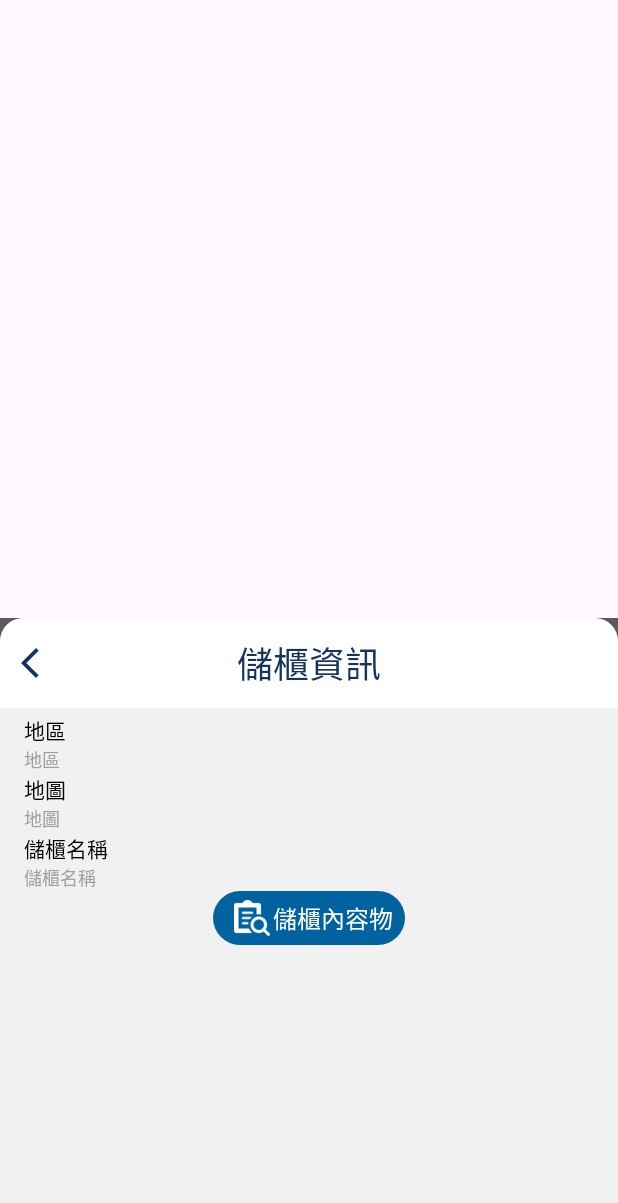
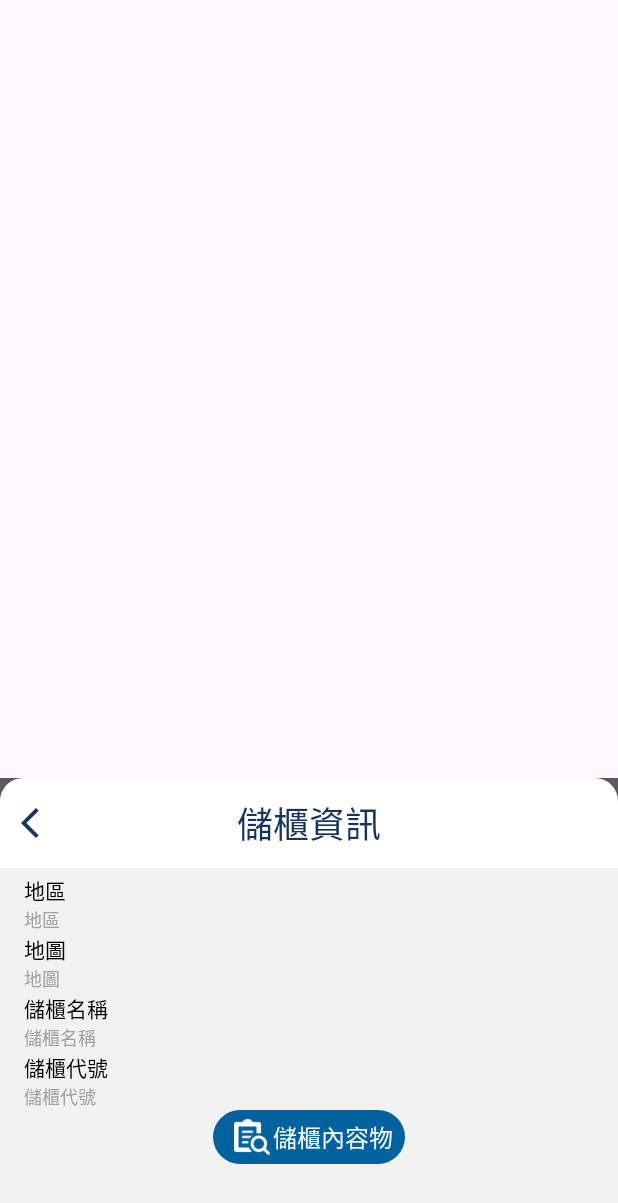
Before and after one commit to kevin880701/water, an Android app: the layout widget_bottom_info_detail.xml on its own in the app's theme, with its tools: preview values and no code run, on a phone screen of 412 x 824 dp. Shown: the top 1203 px of the screen. Run offline under Robolectric (Android 15) with nearby library versions, the phone set to English and light mode, and no system bars.

Commit message:
小修地圖資訊

```diff
--- a/app/src/main/java/com/lhr/water/ui/map/MapActivity.kt
+++ b/app/src/main/java/com/lhr/water/ui/map/MapActivity.kt
@@ -117,7 +117,7 @@ class MapActivity(): BaseActivity(), View.OnClickListener {
     }
 
     fun showStorageInfo(storageDetail: StorageDetail) {
-        val infoDetailBottom = InfoDetailBottom(this, storageDetail)
+        val infoDetailBottom = InfoDetailBottom(this, storageDetail, map, region)
         showBottomSheet(infoDetailBottom)
     }
     fun showBottomSheet(view: View?) {
--- a/app/src/main/java/com/lhr/water/util/widget/FormContentDataSpinnerWidget.kt
+++ b/app/src/main/java/com/lhr/water/util/widget/FormContentDataSpinnerWidget.kt
@@ -59,7 +59,7 @@ class FormContentDataSpinnerWidget : RelativeLayout {
                 position: Int,
                 id: Long
             ) {
-                // 當選項被選擇時，將選項的值存儲到content變量中
+                // 當選項被選擇時，將選項的值存儲到content
                 content = spinnerList[position]
             }
 
--- a/app/src/main/java/com/lhr/water/util/widget/InfoDetailBottom.kt
+++ b/app/src/main/java/com/lhr/water/util/widget/InfoDetailBottom.kt
@@ -14,15 +14,21 @@ class InfoDetailBottom : RelativeLayout, View.OnClickListener {
     private var binding: WidgetBottomInfoDetailBinding
     private val activity: MapActivity
     private val storageDetail: StorageDetail
+    private val map: String
+    private val region: String
     constructor(
         activity: MapActivity,
-        storageDetail: StorageDetail
+        storageDetail: StorageDetail,
+        map: String,
+        region: String
     ) : super(activity) {
         binding = DataBindingUtil.inflate(
             LayoutInflater.from(context), R.layout.widget_bottom_info_detail, this, true
         )
         this@InfoDetailBottom.activity = activity
         this@InfoDetailBottom.storageDetail = storageDetail
+        this@InfoDetailBottom.map = map
+        this@InfoDetailBottom.region = region
 
         activity.onBackPressedDispatcher.addCallback(
             activity, // LifecycleOwner
@@ -30,13 +36,17 @@ class InfoDetailBottom : RelativeLayout, View.OnClickListener {
         )
 
         initView()
+    }
+
+    fun initView(){
+        binding.textMapName.text = map
+        binding.textRegionName.text = region
+        binding.textStorageName.text = storageDetail.StorageName
+        binding.textStorageNum.text = storageDetail.StorageNum
+
         binding.root.setOnClickListener(this)
         binding.constraintBack.setOnClickListener(this)
         binding.linearLayoutStorageContent.setOnClickListener(this)
-    }
-
-    fun initView(){
-        binding.textCurrentMapName.text = storageDetail.StorageName
     }
 
     override fun onClick(v: View) {
--- a/app/src/main/res/layout/widget_bottom_info_detail.xml
+++ b/app/src/main/res/layout/widget_bottom_info_detail.xml
@@ -13,12 +13,12 @@
     <androidx.constraintlayout.widget.ConstraintLayout
         android:id="@+id/constraintOperate"
         android:layout_width="match_parent"
-        android:layout_height="0dp"
+        android:layout_height="wrap_content"
         app:layout_constraintBottom_toBottomOf="parent"
         app:layout_constraintLeft_toLeftOf="parent"
         app:layout_constraintRight_toRightOf="parent"
-        android:background="@color/background"
-        app:layout_constraintHeight_percent="0.5">
+        android:paddingBottom="48dp"
+        android:background="@color/background">
 
         <androidx.constraintlayout.widget.ConstraintLayout
             android:id="@+id/constraintTitleBar"
@@ -64,7 +64,6 @@
             app:layout_constraintTop_toBottomOf="@+id/constraintTitleBar">
 
             <TextView
-                android:id="@+id/textRegionName"
                 android:layout_width="match_parent"
                 android:layout_height="wrap_content"
                 android:text="@string/region"
@@ -72,7 +71,7 @@
                 android:textSize="@dimen/main_text_size" />
 
             <TextView
-                android:id="@+id/textCurrentRegionName"
+                android:id="@+id/textRegionName"
                 android:layout_width="wrap_content"
                 android:layout_height="wrap_content"
                 android:layout_centerVertical="true"
@@ -93,7 +92,6 @@
             app:layout_constraintTop_toBottomOf="@+id/linearLayoutRegion">
 
             <TextView
-                android:id="@+id/textMapName"
                 android:layout_width="match_parent"
                 android:layout_height="wrap_content"
                 android:text="@string/map"
@@ -101,7 +99,7 @@
                 android:textSize="@dimen/main_text_size" />
 
             <TextView
-                android:id="@+id/textCurrentMapName"
+                android:id="@+id/textMapName"
                 android:layout_width="wrap_content"
                 android:layout_height="wrap_content"
                 android:layout_centerVertical="true"
@@ -113,7 +111,7 @@
         </androidx.appcompat.widget.LinearLayoutCompat>
 
         <androidx.appcompat.widget.LinearLayoutCompat
-            android:id="@+id/linearLayoutStorage"
+            android:id="@+id/linearLayoutStorageName"
             android:layout_width="match_parent"
             android:layout_height="wrap_content"
             android:layout_marginLeft="16dp"
@@ -122,7 +120,6 @@
             app:layout_constraintTop_toBottomOf="@+id/linearLayoutMap">
 
             <TextView
-                android:id="@+id/textStorageName"
                 android:layout_width="match_parent"
                 android:layout_height="wrap_content"
                 android:text="@string/storage_name"
@@ -130,13 +127,41 @@
                 android:textSize="@dimen/main_text_size" />
 
             <TextView
-                android:id="@+id/textCurrentStorageName"
+                android:id="@+id/textStorageName"
                 android:layout_width="wrap_content"
                 android:layout_height="wrap_content"
                 android:layout_centerVertical="true"
                 android:layout_toRightOf="@+id/guideImg"
                 android:singleLine="true"
                 android:text="@string/storage_name"
+                android:textColor="@color/deep_gray"
+                android:textSize="@dimen/main_lit_text_size" />
+        </androidx.appcompat.widget.LinearLayoutCompat>
+
+        <androidx.appcompat.widget.LinearLayoutCompat
+            android:id="@+id/linearLayoutStorageNum"
+            android:layout_width="match_parent"
+            android:layout_height="wrap_content"
+            android:layout_marginLeft="16dp"
+            android:orientation="vertical"
+            app:layout_constraintLeft_toLeftOf="parent"
+            app:layout_constraintTop_toBottomOf="@+id/linearLayoutStorageName">
+
+            <TextView
+                android:layout_width="match_parent"
+                android:layout_height="wrap_content"
+                android:text="@string/storage_num"
+                android:textColor="@color/black"
+                android:textSize="@dimen/main_text_size" />
+
+            <TextView
+                android:id="@+id/textStorageNum"
+                android:layout_width="wrap_content"
+                android:layout_height="wrap_content"
+                android:layout_centerVertical="true"
+                android:layout_toRightOf="@+id/guideImg"
+                android:singleLine="true"
+                android:text="@string/storage_num"
                 android:textColor="@color/deep_gray"
                 android:textSize="@dimen/main_lit_text_size" />
         </androidx.appcompat.widget.LinearLayoutCompat>
@@ -152,7 +177,7 @@
             android:paddingRight="8dp"
             app:layout_constraintLeft_toLeftOf="parent"
             app:layout_constraintRight_toRightOf="parent"
-            app:layout_constraintTop_toBottomOf="@+id/linearLayoutStorage">
+            app:layout_constraintTop_toBottomOf="@+id/linearLayoutStorageNum">
 
             <ImageView
                 android:id="@+id/imageStorageContent"
--- a/app/src/main/res/values/strings.xml
+++ b/app/src/main/res/values/strings.xml
@@ -23,6 +23,7 @@
     <string name="region">地區</string>
     <string name="map">地圖</string>
     <string name="storage_name">儲櫃名稱</string>
+    <string name="storage_num">儲櫃代號</string>
 
     <string name="storage_content">儲櫃內容物</string>
     <string name="scan_qr_code">掃描QR CODE</string>
```
